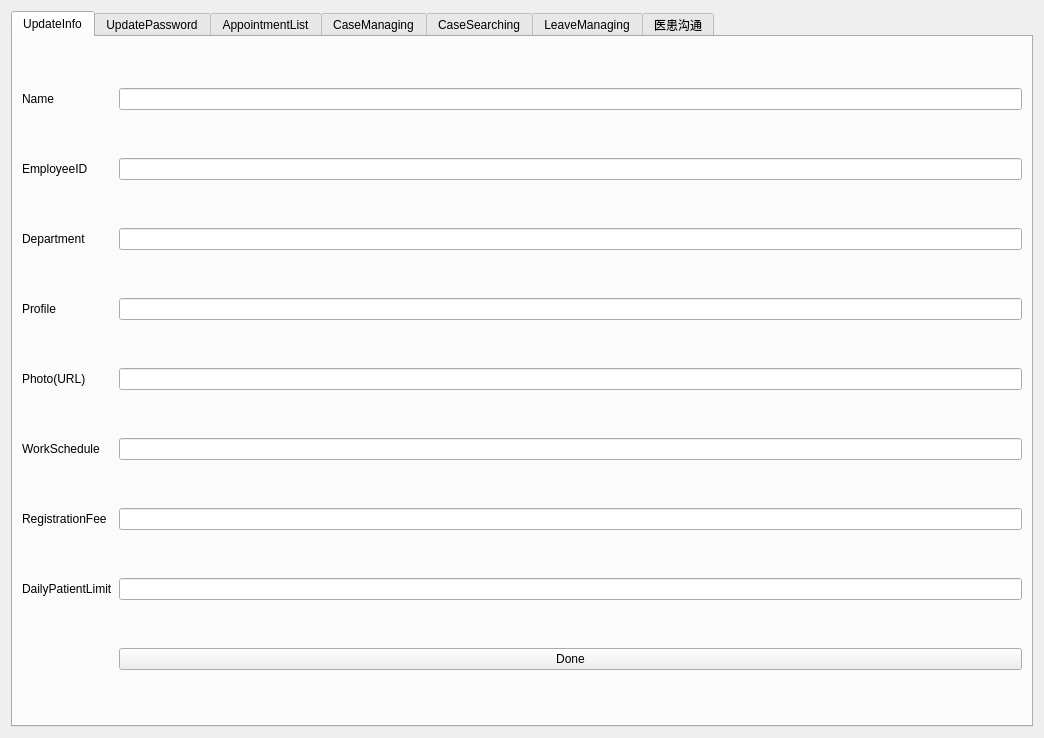
Old version of the form src/doctor-client/src/doctor.ui in the repository bit-cs-practicing/MedicalIntelligence.
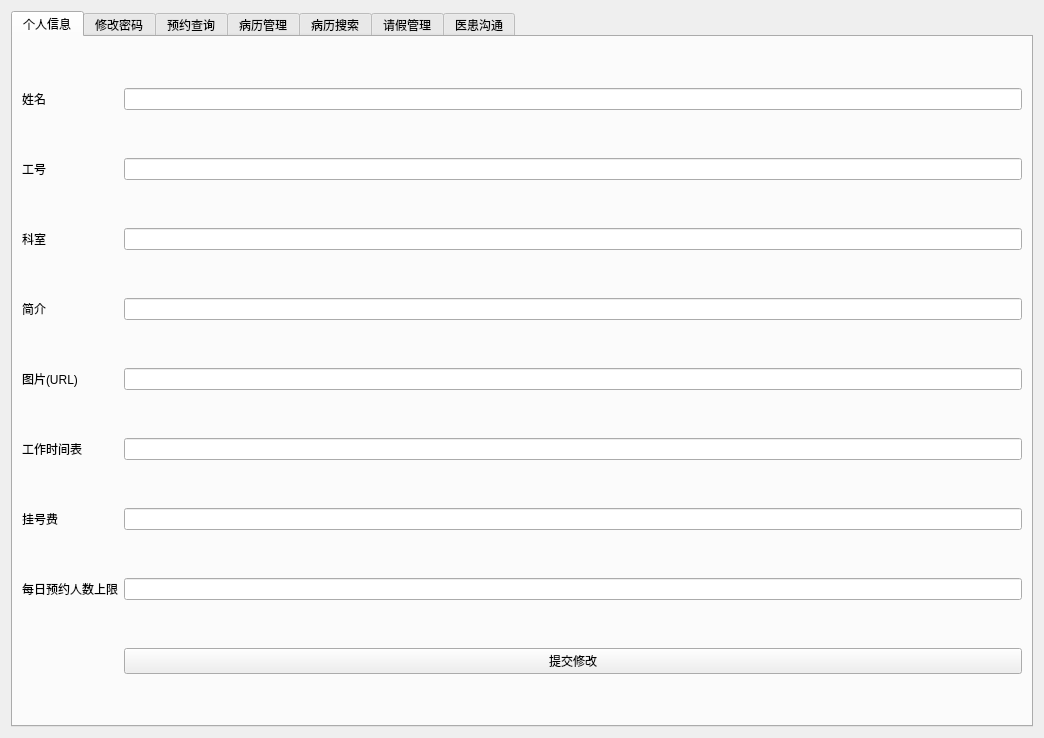
New version of the form. The open tabs and pages were chosen to show the change.

Commit message: fix(doctor-client/doctorui): sinicize the ui

Diff of the .ui file:
```diff
--- a/src/doctor-client/src/doctor.ui
+++ b/src/doctor-client/src/doctor.ui
@@ -21,7 +21,7 @@
      </property>
      <widget class="QWidget" name="UpdateInfo">
       <attribute name="title">
-       <string>UpdateInfo</string>
+       <string>个人信息</string>
       </attribute>
       <layout class="QGridLayout" name="gridLayout_3">
        <item row="6" column="1">
@@ -36,7 +36,7 @@
        <item row="1" column="0">
         <widget class="QLabel" name="label">
          <property name="text">
-          <string>EmployeeID</string>
+          <string>工号</string>
          </property>
         </widget>
        </item>
@@ -46,7 +46,7 @@
        <item row="3" column="0">
         <widget class="QLabel" name="label_3">
          <property name="text">
-          <string>Profile</string>
+          <string>简介</string>
          </property>
         </widget>
        </item>
@@ -56,21 +56,21 @@
        <item row="4" column="0">
         <widget class="QLabel" name="label_4">
          <property name="text">
-          <string>Photo(URL)</string>
+          <string>图片(URL)</string>
          </property>
         </widget>
        </item>
        <item row="5" column="0">
         <widget class="QLabel" name="label_5">
          <property name="text">
-          <string>WorkSchedule</string>
+          <string>工作时间表</string>
          </property>
         </widget>
        </item>
        <item row="6" column="0">
         <widget class="QLabel" name="label_6">
          <property name="text">
-          <string>RegistrationFee</string>
+          <string>挂号费</string>
          </property>
         </widget>
        </item>
@@ -80,14 +80,14 @@
        <item row="8" column="1">
         <widget class="QPushButton" name="doneBtn">
          <property name="text">
-          <string>Done</string>
+          <string>提交修改</string>
          </property>
         </widget>
        </item>
        <item row="7" column="0">
         <widget class="QLabel" name="label_7">
          <property name="text">
-          <string>DailyPatientLimit</string>
+          <string>每日预约人数上限</string>
          </property>
         </widget>
        </item>
@@ -97,7 +97,7 @@
        <item row="2" column="0">
         <widget class="QLabel" name="label_2">
          <property name="text">
-          <string>Department</string>
+          <string>科室</string>
          </property>
         </widget>
        </item>
@@ -107,7 +107,7 @@
        <item row="0" column="0">
         <widget class="QLabel" name="label_12">
          <property name="text">
-          <string>Name</string>
+          <string>姓名</string>
          </property>
         </widget>
        </item>
@@ -115,7 +115,7 @@
      </widget>
      <widget class="QWidget" name="UpdatePassword">
       <attribute name="title">
-       <string>UpdatePassword</string>
+       <string>修改密码</string>
       </attribute>
       <layout class="QGridLayout" name="gridLayout_4">
        <item row="0" column="1">
@@ -159,7 +159,7 @@
      </widget>
      <widget class="QWidget" name="AppointmentList">
       <attribute name="title">
-       <string>AppointmentList</string>
+       <string>预约查询</string>
       </attribute>
       <layout class="QGridLayout" name="gridLayout_6">
        <item row="0" column="0" colspan="5">
@@ -235,7 +235,7 @@
      </widget>
      <widget class="QWidget" name="CaseManaging">
       <attribute name="title">
-       <string>CaseManaging</string>
+       <string>病历管理</string>
       </attribute>
       <layout class="QGridLayout" name="gridLayout_7">
        <item row="0" column="0">
@@ -279,7 +279,7 @@
      </widget>
      <widget class="QWidget" name="CaseSearching">
       <attribute name="title">
-       <string>CaseSearching</string>
+       <string>病历搜索</string>
       </attribute>
       <layout class="QGridLayout" name="gridLayout_8">
        <item row="0" column="0" colspan="5">
@@ -356,7 +356,7 @@
      </widget>
      <widget class="QWidget" name="LeaveManaging">
       <attribute name="title">
-       <string>LeaveManaging</string>
+       <string>请假管理</string>
       </attribute>
       <widget class="QLabel" name="label_28">
        <property name="geometry">
```
Left out of the diff: 66 changed lines with no effect on the pictures.
